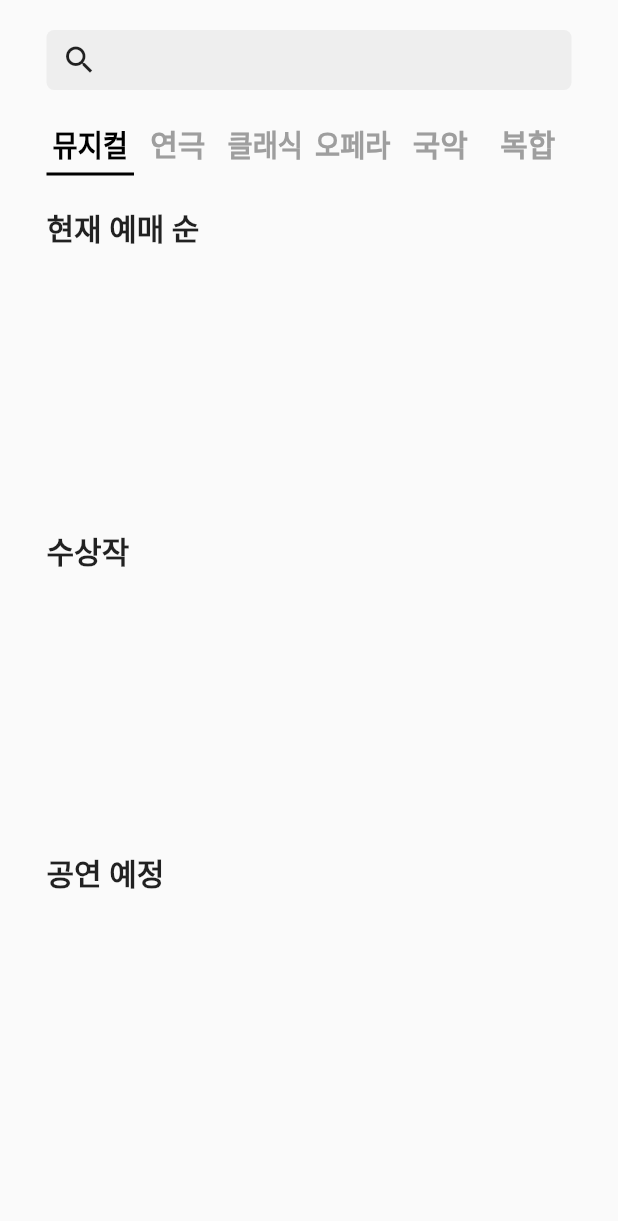
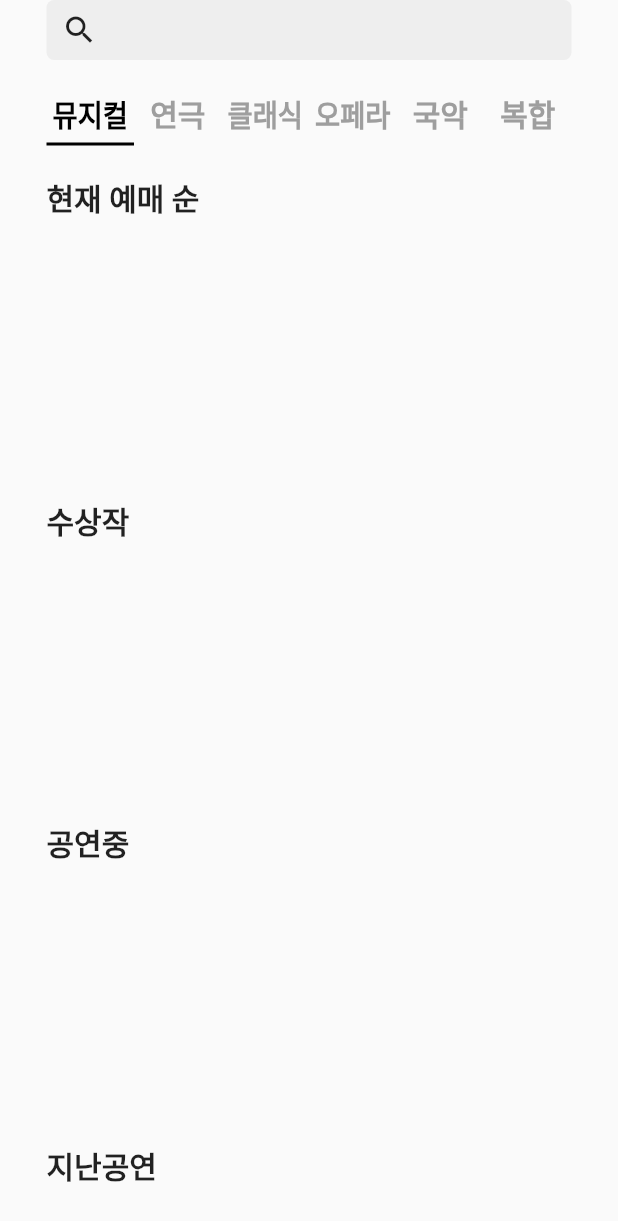
Before and after one commit to limzzum/miniproject, a Flutter app: the HomePage widget shown alone on an empty page, opened directly, on a phone screen of 412 x 824 dp. Shown: the top 1221 px of the screen. Run offline on Flutter 3.47's test engine with Material 2 defaults, Android fonts, the light colour scheme and no system bars; our stand-ins replace flutter_datetime_picker, flutter_screenutil, get, shared_preferences, syncfusion_flutter_charts, table_calendar; missing offline and left inert: kakao_flutter_sdk, xml2json; accounts and stored records are empty; network calls fail.

Commit message:
수상작, 공연완료작 추가. 캘린더 헤더 변경

```diff
--- a/lib/controller/controller.dart
+++ b/lib/controller/controller.dart
@@ -24,6 +24,8 @@ class Controller extends GetxController{
   late UserInfo userInfo;
   List<List<Poster>> poster=[[],[],[],[],[],[]];
   List<List<Ranking>> ranking=[[],[],[],[],[],[]];
+  List<List<Poster>> awards=[[],[],[],[],[],[]];
+  List<List<Poster>> completed=[[],[],[],[],[],[]];
   late DetailPoster detailPoster;
   List<Poster> searchResult=[];
 
@@ -39,6 +41,7 @@ class Controller extends GetxController{
     update();
     return 'data load';
   }
+
 
   loadUserInfo() async{
     userInfo= await ApiRepository().callUserInfo(Application.preferences.get(KEY.accessToken));
@@ -59,8 +62,20 @@ class Controller extends GetxController{
   }
   loadPoster(key) async{
     print('loadposter호출');
-    poster[key]=await ApiRepository().callPoster(choice[key]) ;
+    poster[key]=await ApiRepository().callPoster(choice[key],"02") ;
     print("poster[$key]+${poster[key]}");
+    update();
+  }
+  loadPastPerform(key) async{
+    print('comingsoon');
+    completed[key]=await ApiRepository().callPoster(choice[key],"03") ;
+    print("coming[$key]+${completed[key]}");
+    update();
+  }
+  loadAwards(key) async{
+    print('loadposter호출');
+    awards[key]=await ApiRepository().callAwardsWinning(choice[key]) ;
+    print("awards[$key]+${awards[key]}");
     update();
   }
   loadRanking(key) async{
--- a/lib/data/models/musicalModel.dart
+++ b/lib/data/models/musicalModel.dart
@@ -9,7 +9,8 @@ class Poster{
     required this.to,
     required this.location,
     required this.state,
-    required this.openRun
+    required this.openRun,
+    required this.awards,
 
   });
 
@@ -22,6 +23,7 @@ class Poster{
   String location;
   String state;
   String openRun;
+  String awards;
 
   factory Poster.fromJson(Map<String, dynamic> json) => Poster(
     name: json["prfnm"]?? "name",
@@ -33,6 +35,7 @@ class Poster{
     location: json["fcltynm"]?? "location",
     state: json["prfstate"]?? "state",
     openRun: json["openrun"]?? "openRun",
+    awards: json["awards"]?? "award",
   );
 
 }
@@ -73,6 +76,7 @@ class Ranking {
     period: json["prfpd"]?? "period",
     seat: json["seatcnt"]?? "seat",
     area: json["area"] ?? "no area",
+
   );
 }
 
--- a/lib/data/network/baseUrl.dart
+++ b/lib/data/network/baseUrl.dart
@@ -5,4 +5,5 @@ class BaseUrl{
   static String loadPosterUrl= baseUrl+"/pblprfr?service=${KEY.serviceKey}&stdate=20000601&eddate=20220120&cpage=1&rows=10";
   static String rankingUrl= baseUrl+"/boxoffice?service=${KEY.serviceKey}&ststype=day&date=20171218";
   static String detailPoster= baseUrl+"/pblprfr/";
+  static String awardsUrl= baseUrl+"/prfawad?service=${KEY.serviceKey}&stdate=20000601&eddate=20220120&cpage=1&rows=10";
 }
--- a/lib/data/network/repository.dart
+++ b/lib/data/network/repository.dart
@@ -42,17 +42,19 @@ class ApiRepository{
   }
 
   //전체포스터 장르
-  Future<List<Poster>> callPoster(kind) async{
+  Future<List<Poster>> callPoster(kind,state) async{
     List<Poster> nullList=[];
     print("calldata");
     print(kind);
     Uri uri = Uri.parse(
-        BaseUrl.loadPosterUrl+"&prfstate=02&shcate=$kind");
+        BaseUrl.loadPosterUrl+"&prfstate=$state&shcate=$kind");
     var response = await http.get(uri);
     XmlDocument result= XmlDocument.parse(response.body);
 
     var xmltojson= Xml2Json()..parse(result.toXmlString());
     var json= jsonDecode(xmltojson.toParker());
+    print(json);
+    print('here');
     var list= json["dbs"]["db"];
     print(list);
 
@@ -130,6 +132,30 @@ class ApiRepository{
     return DetailPoster.fromJson(list);
   }
 
+  //수상작들
+  Future<List<Poster>> callAwardsWinning(type) async{
+    List<Poster> nullList=[];
+
+    Uri uri = Uri.parse(
+        BaseUrl.awardsUrl+"&shcate=$type");
+    var response = await http.get(uri);
+    XmlDocument result= XmlDocument.parse(response.body);
+
+    var xmltojson= Xml2Json()..parse(result.toXmlString());
+    var json= jsonDecode(xmltojson.toParker());
+    print(json);
+    var list= json["dbs"]["db"];
+    print('list=$list');
+    if(list!=null) {
+      try{
+        return list.map<Poster>((e) => Poster.fromJson(e)).toList();}
+      catch(e){
+        return [Poster.fromJson(list)];
+      }
+    }
+    return nullList;
+  }
+
 
 
 
--- a/lib/data/translate/en.dart
+++ b/lib/data/translate/en.dart
@@ -62,6 +62,8 @@ Map<String,String> en={
   'production':'production',
   'profileEdit':'profile edit',
   'performing':'performing',
+  'past':'past',
+  'perform':'perform',
   //Q
 
   //R
--- a/lib/data/translate/ko.dart
+++ b/lib/data/translate/ko.dart
@@ -60,6 +60,8 @@ Map<String,String> ko={
   'production':'연출',
   'profileEdit':'프로필 수정',
   'performing':'공연중',
+  'past':'지난',
+  'perform':'공연',
 
   //Q
 
--- a/lib/screens/home/home_page.dart
+++ b/lib/screens/home/home_page.dart
@@ -27,6 +27,8 @@ class _HomePageState extends State<HomePage> {
     for (int i = 0; i < 6; i++) {
       controller.loadPoster(i);
       controller.loadRanking(i);
+      controller.loadAwards(i);
+      controller.loadPastPerform(i);
     }
     //  controller.loadPoster(0);controller.loadPoster(1);controller.loadPoster(2);controller.loadPoster(3);controller.loadPoster(4);controller.loadPoster(5);
     // controller.loadRanking(0);controller.loadRanking(1);controller.loadRanking(2);controller.loadRanking(3);controller.loadRanking(4);controller.loadRanking(5);
@@ -37,13 +39,12 @@ class _HomePageState extends State<HomePage> {
     return SafeArea(
 
       child: Container(
-        padding: EdgeInsets.only(top: 20.w),
+       // padding: EdgeInsets.only(top: 20.w),
         alignment: Alignment.topCenter,
 
-        child: Column(children: [
-          Container(
+        child: Container(
             width: 350.w,
-              height: 670.w,
+            height: KEY.height.w,
             child: DefaultTabController(
               length: 6,
               child: Column(children: [
@@ -170,7 +171,6 @@ class _HomePageState extends State<HomePage> {
                 })),
               ]),
             )),
-        ]),
       ),
     );
   }
@@ -242,12 +242,12 @@ class _HomePageState extends State<HomePage> {
           height: 130.w,
           child: ListView.builder(
               scrollDirection: Axis.horizontal,
-              itemCount: controller.poster[ct].length,
+              itemCount: controller.awards[ct].length,
               itemBuilder: (context, index) {
-                return controller.poster[ct].isNotEmpty
+                return controller.awards[ct].isNotEmpty
                     ? GestureDetector(
                         onTap: () {
-                          Get.to(()=> DetailPosterPage(id:controller.poster[ct][index].id));
+                          Get.to(()=> DetailPosterPage(id:controller.awards[ct][index].id));
                         },
                         child: Container(
                             clipBehavior: Clip.hardEdge,
@@ -258,54 +258,16 @@ class _HomePageState extends State<HomePage> {
                               borderRadius: BorderRadius.circular(5.w),
                             ),
                             child: Get.find<Controller>()
-                                    .poster[ct][index]
+                                    .awards[ct][index]
                                     .image
                                     .contains('http')
                                 ? Image.network(
-                                    controller.poster[ct][index].image,
+                                    controller.awards[ct][index].image,
                                     fit: BoxFit.cover)
                                 : Image.network(
                                     "http://www.kopis.or.kr" +
-                                        controller.poster[ct][index].image,
+                                        controller.awards[ct][index].image,
                                     fit: BoxFit.cover)),
-                      )
-                    : Container();
-              }),
-        ),
-        SizedBox(
-          height: 40.w,
-        ),
-         Align(
-            alignment: Alignment.topLeft,
-            child: Text("comingSoon".tr.toUpperCase(), style: TextStyle(fontWeight: FontWeight.w900,fontSize: 20.w))),
-        SizedBox(
-          height: 15.w,
-        ),
-        Container(
-          width: 400.w,
-          height: 130.w,
-          child: ListView.builder(
-              scrollDirection: Axis.horizontal,
-              itemCount: Get.find<Controller>().poster[ct].length,
-              itemBuilder: (context, index) {
-                return Get.find<Controller>().poster[ct].isNotEmpty
-                    ? GestureDetector(
-                        onTap: () {
-                          Get.to(()=> DetailPosterPage(id:Get.find<Controller>().poster[ct][index].id));
-                        },
-                        child: Container(
-                          clipBehavior: Clip.hardEdge,
-                          margin: EdgeInsets.only(right: 20.w),
-                          width: 100.w,
-                          height: 130.w,
-                          decoration: BoxDecoration(
-                            borderRadius: BorderRadius.circular(5.w),
-                          ),
-                          child: Image.network(
-                            Get.find<Controller>().poster[ct][index].image,
-                            fit: BoxFit.cover,
-                          ),
-                        ),
                       )
                     : Container();
               }),
@@ -340,8 +302,58 @@ class _HomePageState extends State<HomePage> {
                           decoration: BoxDecoration(
                             borderRadius: BorderRadius.circular(5.w),
                           ),
-                    child: Image.network(
+                          child: controller.poster[ct][index].image.contains("http")?
+                          Image.network(
                             Get.find<Controller>().poster[ct][index].image,
+                            fit: BoxFit.cover,
+                          ):Image.network(
+                            "http://www.kopis.or.kr" +
+                            controller.poster[ct][index].image,
+                            fit: BoxFit.cover,
+                          ),
+                        ),
+                      )
+                    : Container();
+              }),
+        ),
+        SizedBox(
+          height: 40.w,
+        ),
+        Align(
+            alignment: Alignment.topLeft,
+            child: Text("past".tr.toUpperCase()+"perform".tr.toUpperCase(), style: TextStyle(fontWeight: FontWeight.w900,fontSize: 20.w))),
+
+
+        SizedBox(
+          height: 15.w,
+        ),
+        Container(
+          width: 400.w,
+          height: 130.w,
+          child: ListView.builder(
+              scrollDirection: Axis.horizontal,
+              itemCount: Get.find<Controller>().completed[ct].length,
+              itemBuilder: (context, index) {
+                return Get.find<Controller>().completed[ct].isNotEmpty
+                    ? GestureDetector(
+                  onTap: () {
+                    Get.to(()=> DetailPosterPage(id:Get.find<Controller>().completed[ct][index].id));
+                  },
+                  child: Container(
+                    clipBehavior: Clip.hardEdge,
+                    margin: EdgeInsets.only(right: 20.w),
+                    width: 100.w,
+                    height: 130.w,
+                    decoration: BoxDecoration(
+                      borderRadius: BorderRadius.circular(5.w),
+                    ),
+                    child: controller.completed[ct][index].image.contains('http')?
+                    Image.network(
+                      Get.find<Controller>().completed[ct][index].image,
+                      fit: BoxFit.cover,
+                    ):Image.network(
+                      "http://www.kopis.or.kr" +
+                      Get.find<Controller>().completed[ct][index].image,
                       fit: BoxFit.cover,
                     ),
                   ),
--- a/lib/screens/home/review_page.dart
+++ b/lib/screens/home/review_page.dart
@@ -486,7 +486,7 @@ class _ReviewPageState extends State<ReviewPage> {
             color: _.goodSelected.contains(text)?Colors.orangeAccent:Colors.grey,
             borderRadius: BorderRadius.circular(8.w)
         ),
-        child: Text(text),
+        child: Text(text,style: TextStyle(color: _.goodSelected.contains(text)?Colors.white:Colors.black),),
       ),)
     );
   }
--- a/lib/utils/calendar_util.dart
+++ b/lib/utils/calendar_util.dart
@@ -19,7 +19,7 @@ class Event {
 final kEvents = LinkedHashMap<DateTime, List<Event>>(
   equals: isSameDay,
   hashCode: getHashCode,
-)..addAll({DateTime.now():[Event(';;;')],DateTime(2022,02,17):[Event('lll')],DateTime(2022,02,25):[Event('lll')]});
+)..addAll({DateTime(2022,02,28):[Event('2'),Event('aaa')],DateTime(2022,02,17):[Event('lll')],DateTime(2022,02,25):[Event('lll')]});
 
 final _kEventSource = Map.fromIterable(List.generate(50, (index) => index),
     key: (item) => DateTime.utc(kFirstDay.year, kFirstDay.month, item * 5),
```
Also changed, not shown: lib/screens/calendar/calendar_page.dart (+31 -25 lines). Lines whose indentation alone changed are shown as unchanged.
